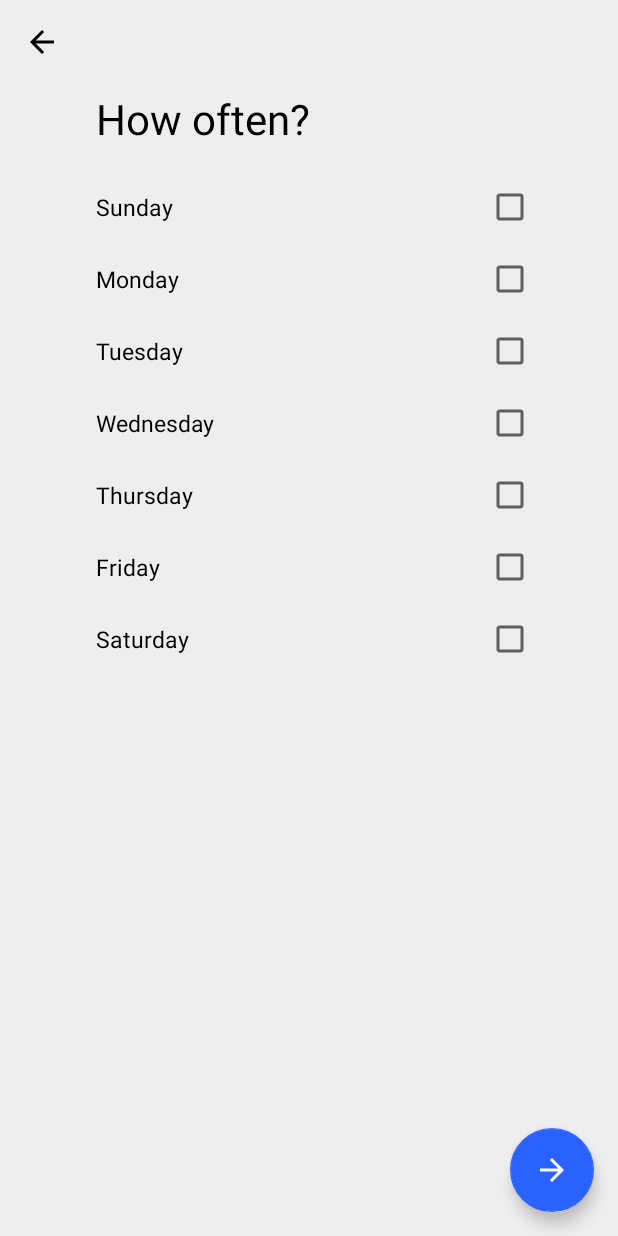
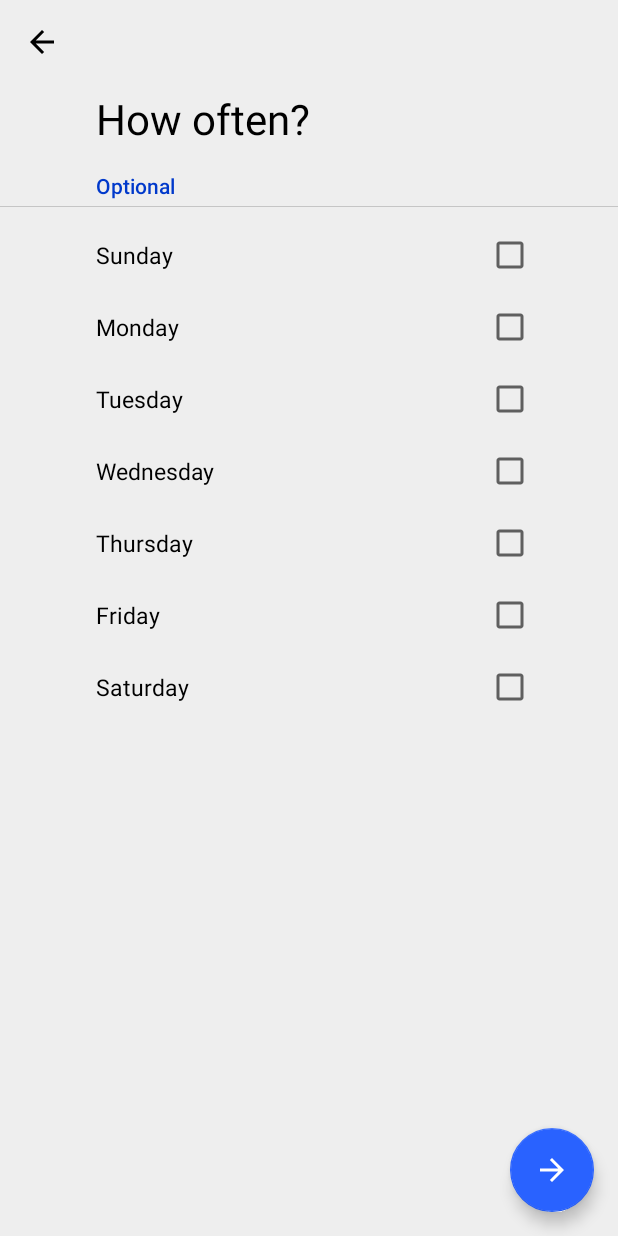
Before and after one commit to EugeneHoran/WorkoutJournal, an Android app: the fragment AddPlanDaySelectorFragment placed in its activity, on a phone screen of 412 x 824 dp. Run offline under Robolectric (Android 15) with nearby library versions, the phone set to English and light mode, and no system bars; our stand-ins replace data binding; libraries missing offline, so code that uses them is left out: net.yslibrary.android; 5 statements that could not run were skipped.

Commit message:
Cleaning up Planner p2

```diff
--- a/app/src/main/java/eh/workout/journal/com/workoutjournal/ui/plan/AddPlanDaySelectorFragment.java
+++ b/app/src/main/java/eh/workout/journal/com/workoutjournal/ui/plan/AddPlanDaySelectorFragment.java
@@ -13,6 +13,7 @@ import android.support.v4.app.Fragment;
 import android.view.LayoutInflater;
 import android.view.View;
 import android.view.ViewGroup;
+import android.widget.CompoundButton;
 
 import java.util.List;
 
--- a/app/src/main/res/layout/fragment_add_lift_day_picker.xml
+++ b/app/src/main/res/layout/fragment_add_lift_day_picker.xml
@@ -25,12 +25,32 @@
             android:textColor="@color/black"
             android:textSize="28sp" />
 
+        <TextView
+            android:id="@+id/txtOptional"
+            android:layout_width="wrap_content"
+            android:layout_height="wrap_content"
+            android:layout_below="@+id/title"
+            android:layout_marginLeft="64dp"
+            android:layout_marginRight="56dp"
+            android:layout_marginTop="16dp"
+            android:fontFamily="sans-serif-medium"
+            android:text="Optional"
+            android:textColor="@color/colorAccentDark" />
+
+        <View
+            android:id="@+id/divider"
+            android:layout_width="match_parent"
+            android:layout_height=".5dp"
+            android:layout_below="@+id/txtOptional"
+            android:layout_marginTop="4dp"
+            android:background="@color/colorGrayTransparent" />
+
         <android.support.v7.widget.RecyclerView
             android:id="@+id/recyclerDays"
             android:layout_width="match_parent"
             android:layout_height="wrap_content"
-            android:layout_below="@+id/title"
-            android:layout_marginTop="16dp"
+            android:layout_below="@+id/divider"
+            android:layout_marginTop="8dp"
             app:layoutManager="android.support.v7.widget.LinearLayoutManager" />
 
         <android.support.design.widget.FloatingActionButton
--- a/app/src/main/res/values/strings.xml
+++ b/app/src/main/res/values/strings.xml
@@ -70,9 +70,9 @@
     </string-array>
     <string name="_1rm">1RM</string>
     <string name="percentage_calculator">Percentage Calculator</string>
-    <string name="create_workout_plan">Create Workout Plan</string>
+    <string name="create_workout_plan">Create Workout Routine</string>
     <string name="workout_plan">Workout plan</string>
-    <string name="today_s_plan">Workout Plan</string>
+    <string name="today_s_plan">Workout Routine</string>
 
 
     <string-array name="days_per_week">
```
Also changed, not shown: app/src/main/java/eh/workout/journal/com/workoutjournal/db/entinty/PlanEntity.java (+17 -0 lines), app/src/main/java/eh/workout/journal/com/workoutjournal/ui/exercises/ExerciseParentFragment.java (+4 -4 lines), app/src/main/java/eh/workout/journal/com/workoutjournal/ui/exercises/ExerciseParentPagerAdapter.java (+5 -3 lines), app/src/main/java/eh/workout/journal/com/workoutjournal/ui/exercises/ExercisePlanFragment.java (added, +33 -0 lines), app/src/main/java/eh/workout/journal/com/workoutjournal/ui/journal/JournalChildViewModel.java (+5 -4 lines), app/src/main/res/layout/fragment_add_plan_final.xml (+4 -4 lines), 1 other file.
